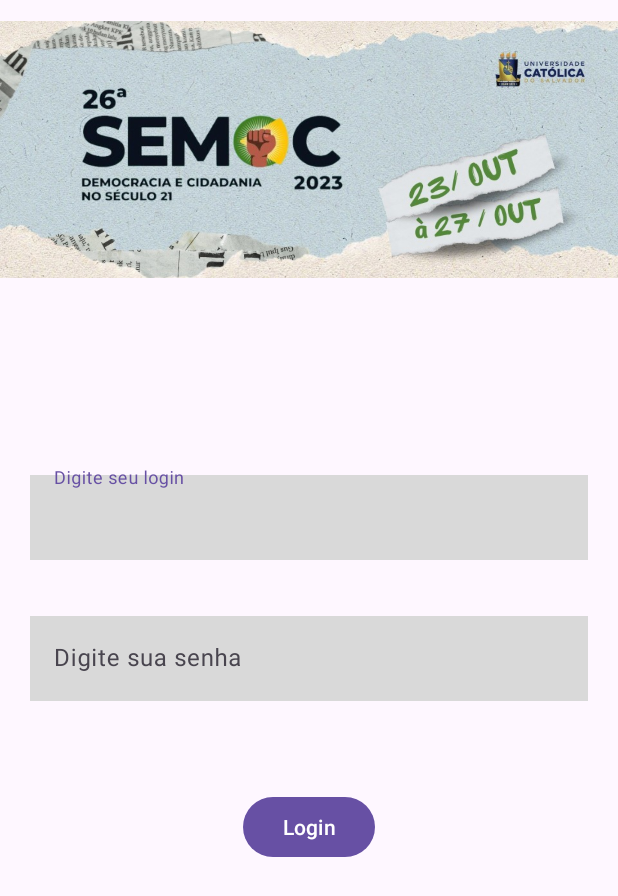
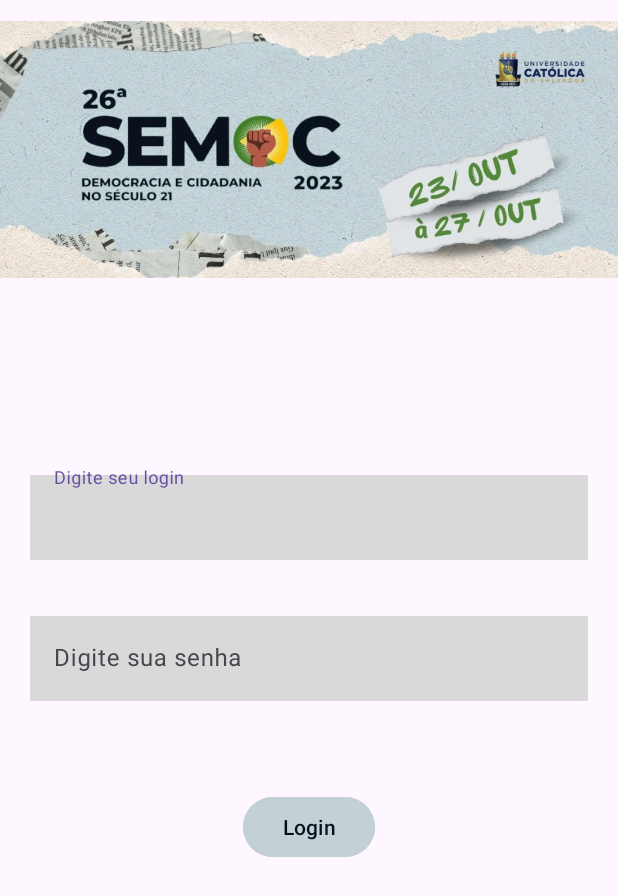
Before and after one commit to alwspiderc/SemocUcsal, an Android app: the screen it shows after launch (LoginActivity), on a phone screen of 412 x 824 dp. Shown: the top 896 px of the screen. Run offline under Robolectric (Android 15) with nearby library versions, the light colour scheme and no system bars.

Commit message:
ajustes cor do botão login

```diff
--- a/app/src/main/res/layout/activity_login.xml
+++ b/app/src/main/res/layout/activity_login.xml
@@ -59,14 +59,21 @@
 
     </com.google.android.material.textfield.TextInputLayout>
 
-    <Button
+    <com.google.android.material.button.MaterialButton
         android:id="@+id/login_button"
         android:layout_width="wrap_content"
         android:layout_height="wrap_content"
         android:layout_marginTop="60dp"
+        android:backgroundTint="@color/blue"
         android:text="Login"
+        android:textColor="#06111C"
+        app:backgroundTint="#C3D0D6"
         app:layout_constraintEnd_toEndOf="parent"
         app:layout_constraintStart_toStartOf="parent"
         app:layout_constraintTop_toBottomOf="@id/textInputPassword" />
 
+
+
+
+
 </androidx.constraintlayout.widget.ConstraintLayout>
--- a/app/src/main/res/values/colors.xml
+++ b/app/src/main/res/values/colors.xml
@@ -2,4 +2,6 @@
 <resources>
     <color name="black">#FF000000</color>
     <color name="white">#FFFFFFFF</color>
+    <color name="blue">#FFC3D0D6</color>
+
 </resources>
```
